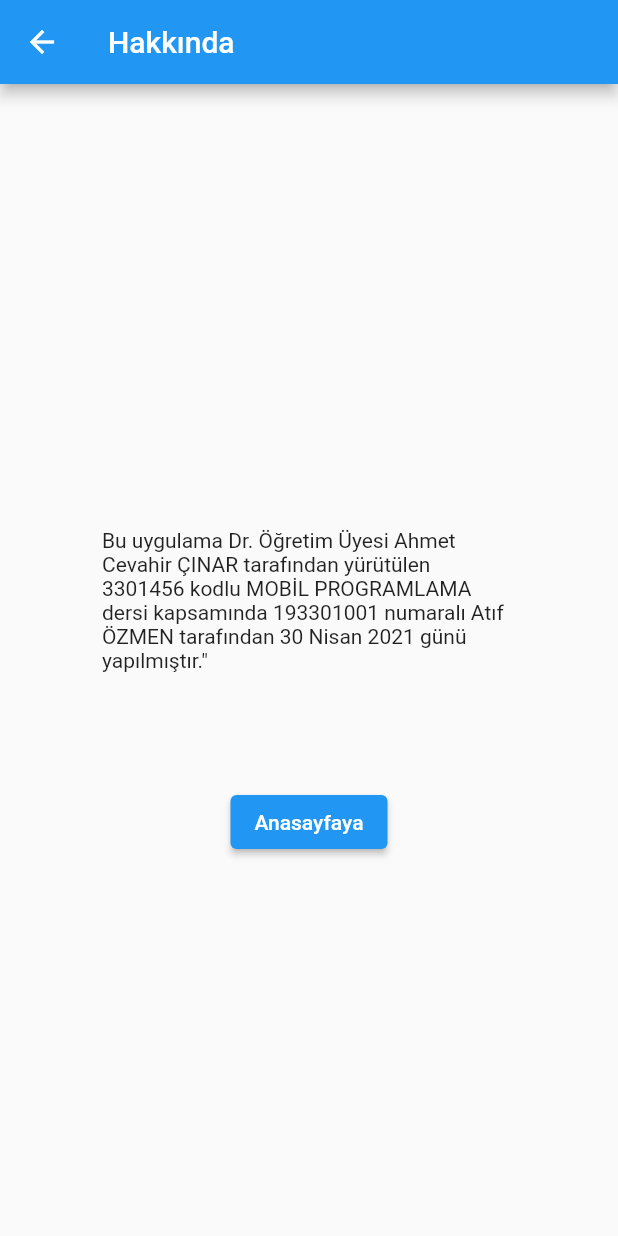
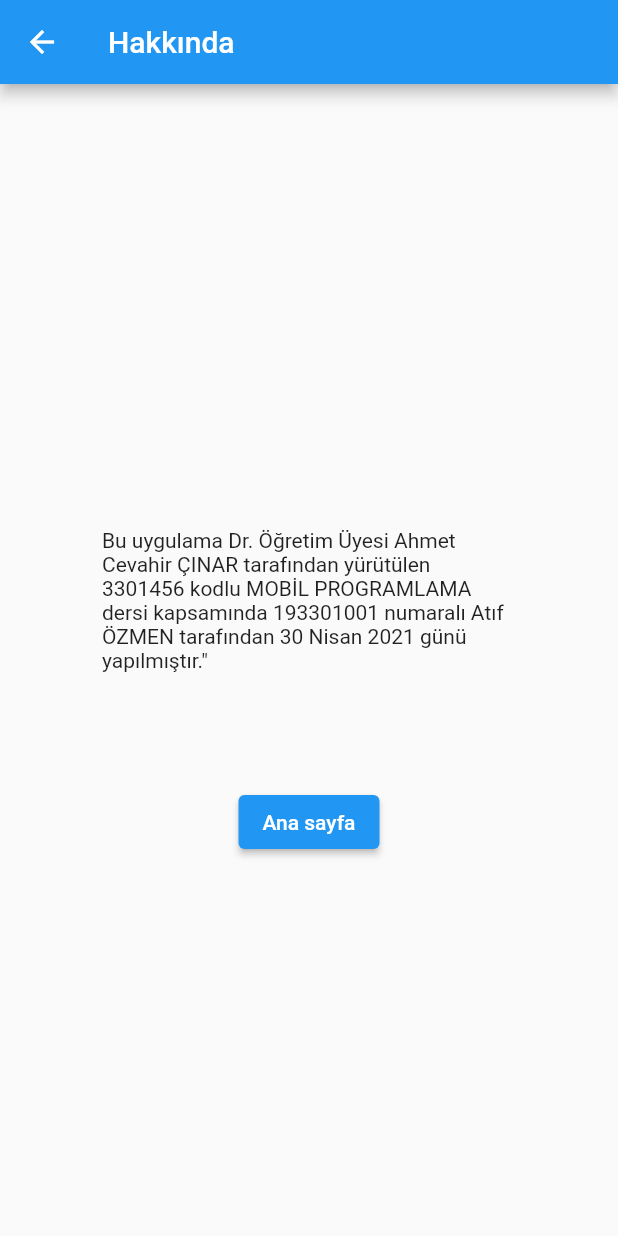
Before and after one commit to maozmen/SKT, a Flutter app: the Hakkinda screen opened by its route, on a phone screen of 412 x 824 dp. Run offline on Flutter 3.47's test engine with Material 2 defaults, Android fonts, the phone set to English and light mode, and no system bars.

Commit message:
yazım hataları

```diff
--- a/lib/hakkinda.dart
+++ b/lib/hakkinda.dart
@@ -40,7 +40,7 @@ class _HakkindaState extends State<Hakkinda> {
                       arguments: kayitListe,
                     );
                   },
-                  child: Text('Anasayfaya'),
+                  child: Text('Ana sayfa'),
                 ),
               ),
             ],
--- a/lib/kayitekle.dart
+++ b/lib/kayitekle.dart
@@ -80,7 +80,7 @@ class _KayitEkleState extends State<KayitEkle> {
                     arguments: kayitListe,
                   );
                 },
-                child: Text('Anasayfaya'),
+                child: Text('Ana sayfa'),
               ),
             ),
           ],
```
